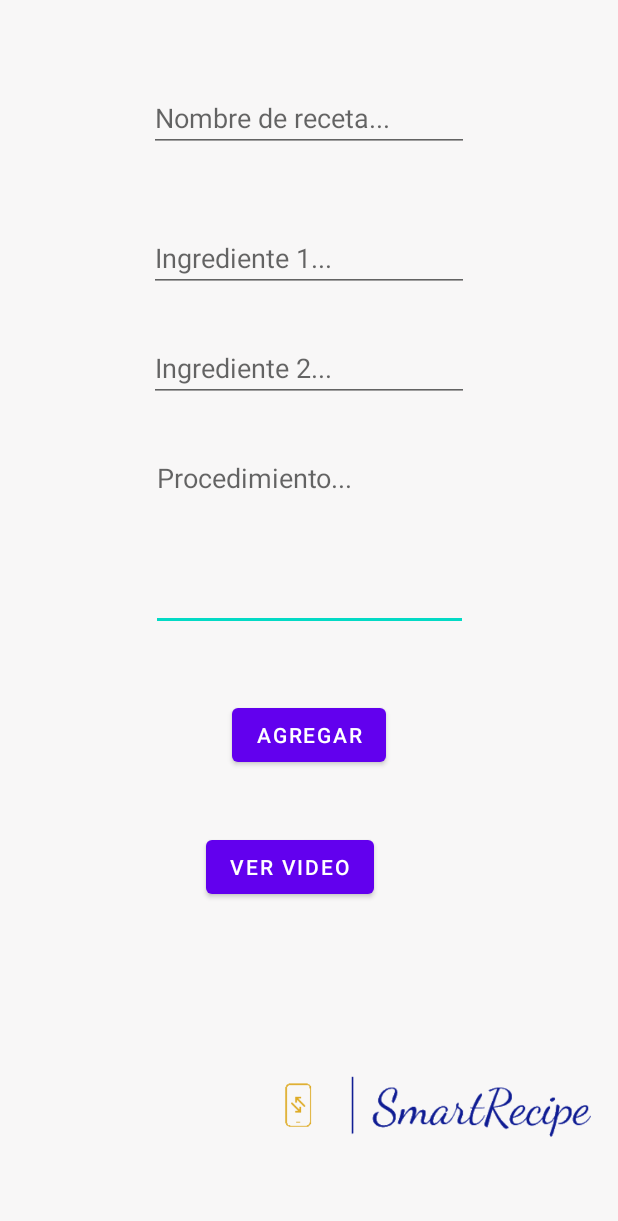
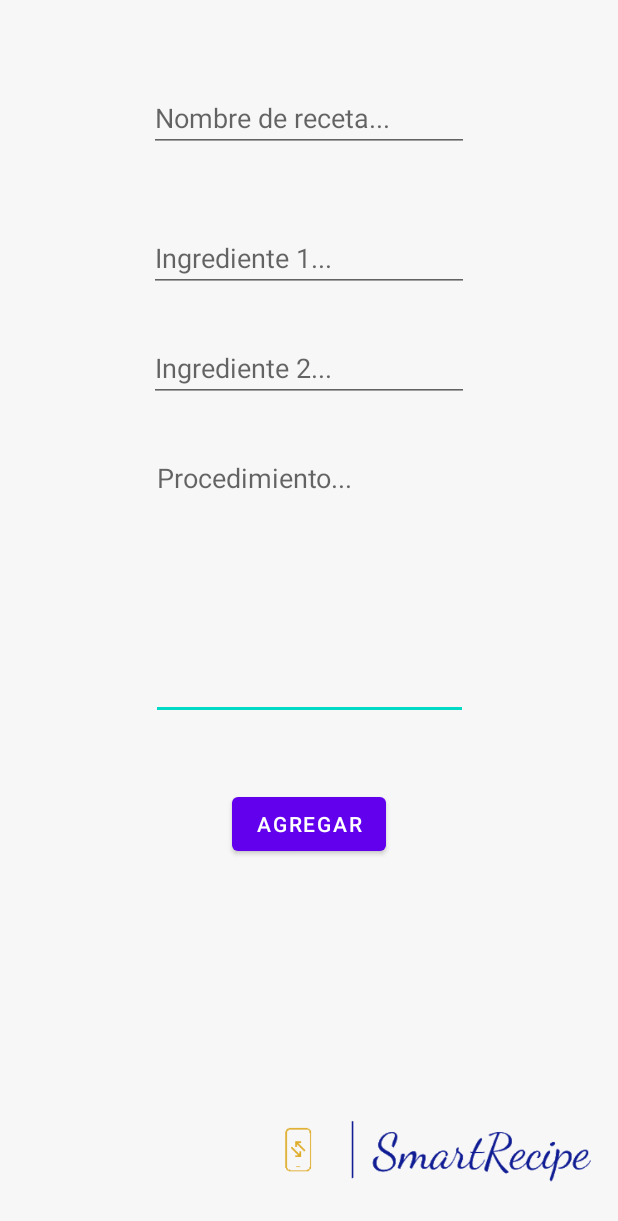
Before and after one commit to Erickln/SmartRecipes, an Android app: the layout activity_agregar_receta.xml on its own in the app's theme, with its tools: preview values and no code run, on a phone screen of 412 x 824 dp. Shown: the top 1221 px of the screen. Run offline under Robolectric (Android 15) with nearby library versions, the phone set to English and light mode, and no system bars.

Commit message:
No se puede reproducir el video dinámicamente

```diff
--- a/app/src/main/java/com/example/smartrecipes/AgregarReceta.java
+++ b/app/src/main/java/com/example/smartrecipes/AgregarReceta.java
@@ -42,8 +42,5 @@ public class AgregarReceta extends AppCompatActivity {
         setResult(Activity.RESULT_OK, i);
         finish();
     }
-    public void verVideo(View v) {
-        Intent i = new Intent(this,VideosActivity.class);
-        startActivity(i);
-    }
+
 }
--- a/app/src/main/java/com/example/smartrecipes/EditarReceta.java
+++ b/app/src/main/java/com/example/smartrecipes/EditarReceta.java
@@ -51,4 +51,9 @@ public class EditarReceta extends AppCompatActivity {
         setResult(Activity.RESULT_OK, i);
         finish();
     }
+
+    public void verVideo(View v) {
+        Intent i = new Intent(this, VideosActivity.class);
+        startActivity(i);
+    }
 }
--- a/app/src/main/java/com/example/smartrecipes/RecetasDisponibles.java
+++ b/app/src/main/java/com/example/smartrecipes/RecetasDisponibles.java
@@ -327,7 +327,7 @@ import java.util.stream.Collectors;
 
 
 
-
+     //Metodo para el adapter del recyclerview de recetas personales
      public void adapter2(){
 
          RecetaPersonalAdapter recetaPersonalAdapter = new RecetaPersonalAdapter(recetasPosiblePersonales, this);
@@ -349,7 +349,7 @@ import java.util.stream.Collectors;
          Receta recetaEnviada = recetasPosible.get(pos);
          recetasPosible.remove(pos);
          i.putExtra("recetaAModificar",recetaEnviada);
-         Toast.makeText(this, "VOY A MOSTRAR UNA ACTIVIDAD", Toast.LENGTH_SHORT).show();
+         //Toast.makeText(this, "VOY A MOSTRAR UNA ACTIVIDAD", Toast.LENGTH_SHORT).show();
          startActivityForResult(i,KEY_EDITAR_RECETA);
      }
  }
--- a/app/src/main/java/com/example/smartrecipes/VideosActivity.java
+++ b/app/src/main/java/com/example/smartrecipes/VideosActivity.java
@@ -3,6 +3,7 @@ package com.example.smartrecipes;
 import androidx.annotation.NonNull;
 import androidx.appcompat.app.AppCompatActivity;
 
+import android.content.Intent;
 import android.os.Bundle;
 
 import com.pierfrancescosoffritti.androidyoutubeplayer.core.player.YouTubePlayer;
@@ -12,6 +13,9 @@ import com.pierfrancescosoffritti.androidyoutubeplayer.core.player.views.YouTube
 /////////////////CLASE DONDE SE IMPLEMENTA LA OPCION DE CORRER UN VIDEO DE YOUTUBE/////////////////////////////
 public class VideosActivity extends AppCompatActivity {
     YouTubePlayerView youTubePlayerView;
+    public String videoId;
+    Receta receta;
+
     @Override
     protected void onCreate(Bundle savedInstanceState) {
         super.onCreate(savedInstanceState);
@@ -22,7 +26,7 @@ public class VideosActivity extends AppCompatActivity {
         youTubePlayerView.addYouTubePlayerListener(new AbstractYouTubePlayerListener() {
             @Override
             public void onReady(@NonNull YouTubePlayer youTubePlayer) {
-                String videoId = "Tw4r_gNWesE";
+                videoId= receta.getUrl().toString();
                 youTubePlayer.loadVideo(videoId, 0);
             }
         });
--- a/app/src/main/res/layout/activity_agregar_receta.xml
+++ b/app/src/main/res/layout/activity_agregar_receta.xml
@@ -79,20 +79,6 @@
         android:layout_marginBottom="16dp"
         app:layout_constraintBottom_toBottomOf="parent"
         app:layout_constraintEnd_toEndOf="parent"
-        app:layout_constraintTop_toBottomOf="@+id/videoButton"
         app:srcCompat="@drawable/logo" />
 
-    <Button
-        android:id="@+id/videoButton"
-        android:layout_width="wrap_content"
-        android:layout_height="wrap_content"
-        android:layout_marginTop="554dp"
-        android:layout_marginEnd="8dp"
-        android:layout_marginBottom="67dp"
-        android:onClick="verVideo"
-        android:text="Ver video"
-        app:layout_constraintBottom_toTopOf="@+id/imageView9"
-        app:layout_constraintEnd_toEndOf="@+id/agregarRecetaButton"
-        app:layout_constraintTop_toTopOf="parent" />
-
 </androidx.constraintlayout.widget.ConstraintLayout>
```
Also changed, not shown: app/src/main/java/com/example/smartrecipes/IngredientesAct.java (+8 -7 lines), app/src/main/java/com/example/smartrecipes/Receta.java (+6 -1 lines), app/src/main/res/layout/activity_editar_receta.xml (+33 -15 lines).
